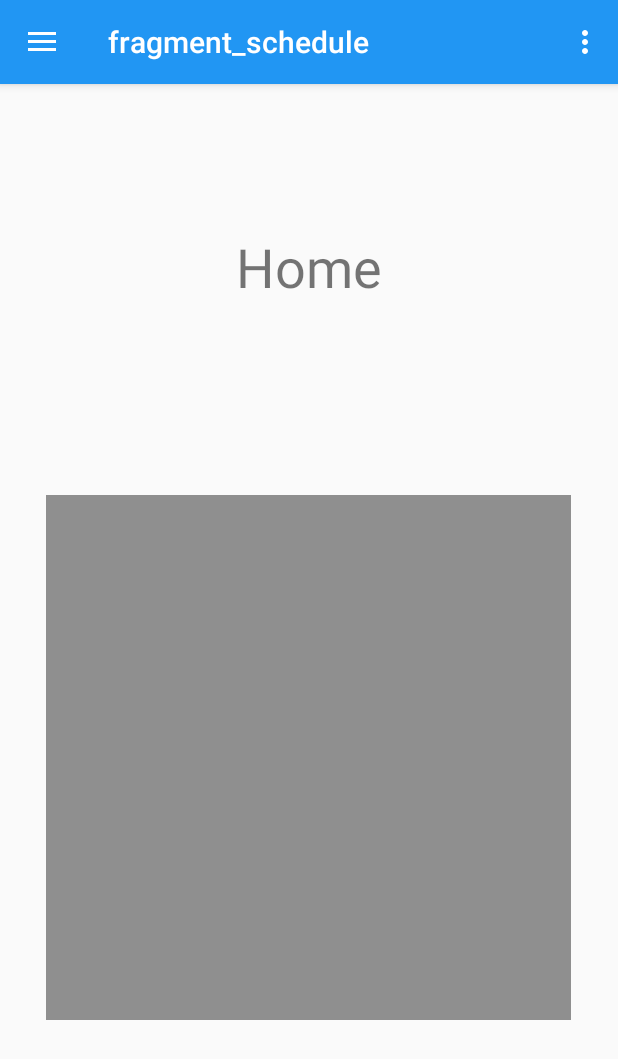
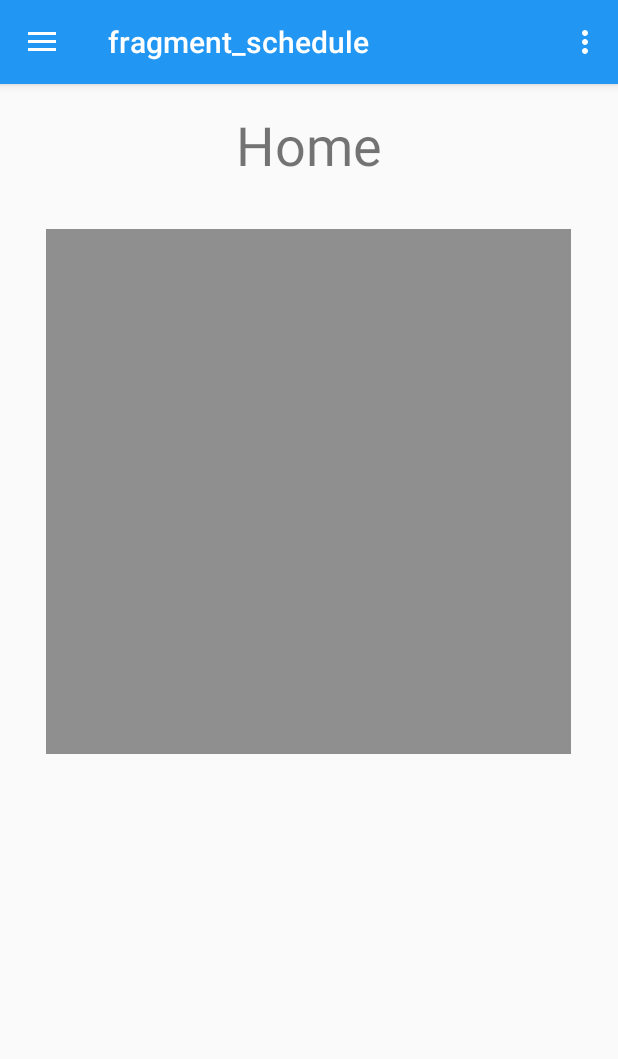
Before and after one commit to team-pizza/frontend, an Android app: the ScheduleFragment screen opened through its navigation route, on a phone screen of 412 x 824 dp. Shown: the top 1059 px of the screen. Run offline under Robolectric (Android 15) with nearby library versions, the phone set to English and light mode, and no system bars; our stand-ins replace navigation-ui.

Commit message:
Bit of tinkering

```diff
--- a/app/src/main/java/com/pizza/android/bas/HeatmapFragment.kt
+++ b/app/src/main/java/com/pizza/android/bas/HeatmapFragment.kt
@@ -44,6 +44,10 @@ class HeatmapFragment : Fragment() {
         listener = null
     }
 
+    fun navGroupList(view: View) {
+        // Do something in response to button click
+    }
+
     /**
      * This interface must be implemented by activities that contain this
      * fragment to allow an interaction in this fragment to be communicated
--- a/app/src/main/java/com/pizza/android/bas/LoginFragment.kt
+++ b/app/src/main/java/com/pizza/android/bas/LoginFragment.kt
@@ -44,6 +44,10 @@ class LoginFragment : Fragment() {
         listener = null
     }
 
+    fun navHome(view: View){
+
+    }
+
     /**
      * This interface must be implemented by activities that contain this
      * fragment to allow an interaction in this fragment to be communicated
--- a/app/src/main/res/layout/fragment_schedule.xml
+++ b/app/src/main/res/layout/fragment_schedule.xml
@@ -15,7 +15,7 @@
             android:layout_width="wrap_content"
             android:layout_height="wrap_content"
             android:layout_marginStart="157dp"
-            android:layout_marginTop="97dp"
+            android:layout_marginTop="16dp"
             android:text="@string/homepage_title"
             android:textSize="36sp"
             app:layout_constraintStart_toStartOf="parent"
@@ -26,13 +26,13 @@
             android:layout_width="350dp"
             android:layout_height="350dp"
             android:layout_marginStart="30dp"
+            android:layout_marginTop="32dp"
             android:layout_marginEnd="31dp"
-            android:layout_marginBottom="144dp"
             android:background="#8F8F8F"
             android:contentDescription="@string/image_altText_schedule"
-            app:layout_constraintBottom_toBottomOf="parent"
             app:layout_constraintEnd_toEndOf="parent"
             app:layout_constraintStart_toStartOf="parent"
+            app:layout_constraintTop_toBottomOf="@+id/textView2"
             tools:srcCompat="@tools:sample/avatars" />
     </androidx.constraintlayout.widget.ConstraintLayout>
 
```
Also changed, not shown: app/src/main/res/layout/fragment_heatmap.xml (+5 -2 lines).
